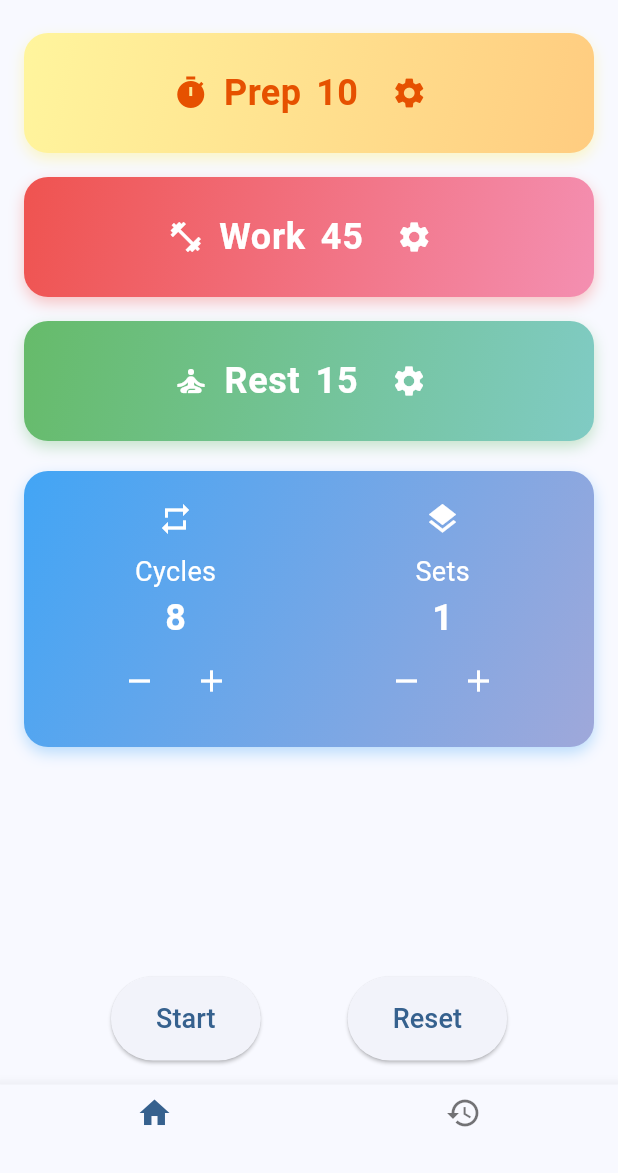
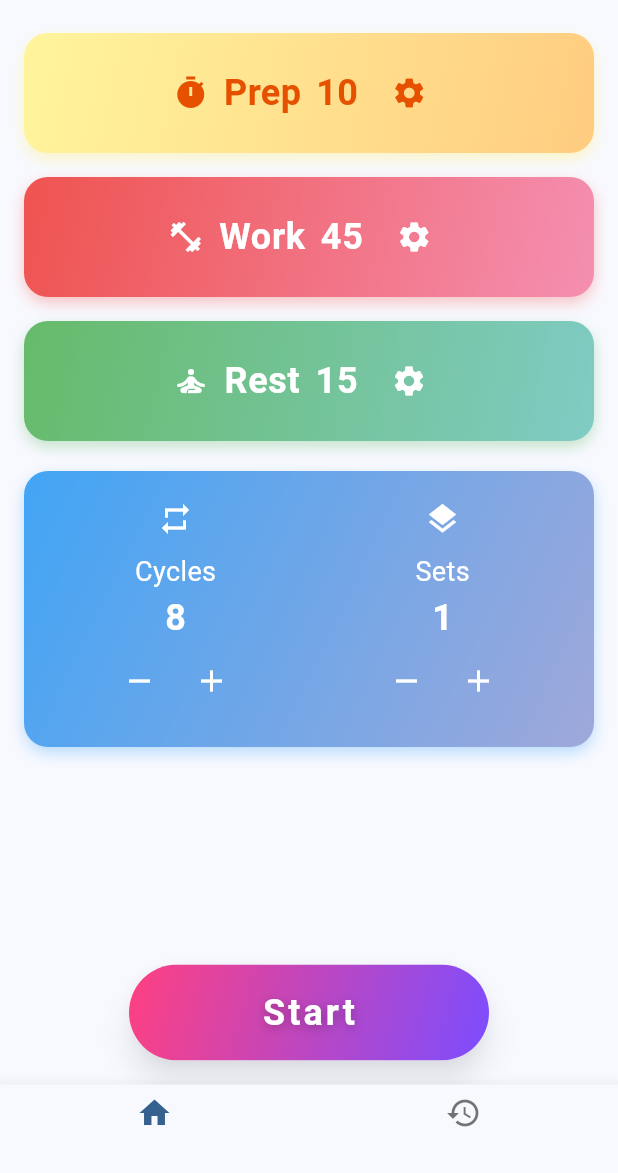
Before and after one commit to brianhsux/TabataApp, a Flutter app: the screen it shows after launch, on a phone screen of 412 x 824 dp, the part 63-1236 px from its top. Run offline on Flutter 3.47's test engine with Material 3 defaults, Android fonts, the phone set to English and light mode, and no system bars; our stand-ins replace audioplayers, shared_preferences, sqflite, stop_watch_timer; accounts and stored records are empty.

Commit message:
UI: Remove reset button, restyle Start button for better appearance and fix text cutoff

```diff
--- a/lib/main.dart
+++ b/lib/main.dart
@@ -23,6 +23,8 @@ void main() {
 }
 
 class TabataApp extends StatelessWidget {
+  const TabataApp({super.key});
+
   @override
   Widget build(BuildContext context) {
     return MaterialApp(
@@ -121,6 +123,8 @@ class TabataState with ChangeNotifier {
 }
 
 class TabataScreen extends StatefulWidget {
+  const TabataScreen({super.key});
+
   @override
   _TabataScreenState createState() => _TabataScreenState();
 }
@@ -1012,20 +1016,52 @@ class _TabataScreenState extends State<TabataScreen> {
           if (showSetup)
             Padding(
               padding: const EdgeInsets.all(16.0),
-              child: Row(
-                mainAxisAlignment: MainAxisAlignment.spaceEvenly,
-                children: [
-                  ElevatedButton(
-                    style: ElevatedButton.styleFrom(padding: EdgeInsets.symmetric(horizontal: 30, vertical: 15)),
+              child: Center(
+                child: SizedBox(
+                  width: 240,
+                  height: 64,
+                  child: ElevatedButton(
+                    style: ElevatedButton.styleFrom(
+                      padding: EdgeInsets.zero, // 讓 Ink 填滿
+                      shape: RoundedRectangleBorder(
+                        borderRadius: BorderRadius.circular(32),
+                      ),
+                      elevation: 8,
+                      backgroundColor: Colors.transparent,
+                      shadowColor: Colors.black45,
+                    ).copyWith(
+                      backgroundColor: MaterialStateProperty.resolveWith<Color?>((states) => null),
+                      foregroundColor: MaterialStateProperty.all(Colors.white),
+                    ),
                     onPressed: _startTimer,
-                    child: Text('Start', style: TextStyle(fontSize: 18)),
+                    child: Ink(
+                      decoration: BoxDecoration(
+                        gradient: LinearGradient(
+                          colors: [Colors.pinkAccent, Colors.deepPurpleAccent],
+                          begin: Alignment.topLeft,
+                          end: Alignment.bottomRight,
+                        ),
+                        borderRadius: BorderRadius.circular(32),
+                      ),
+                      child: Container(
+                        height: 64,
+                        alignment: Alignment.center,
+                        child: Text(
+                          'Start',
+                          style: TextStyle(
+                            fontSize: 24,
+                            fontWeight: FontWeight.bold,
+                            letterSpacing: 2,
+                            color: Colors.white,
+                            shadows: [
+                              Shadow(blurRadius: 8, color: Colors.black26, offset: Offset(0, 2)),
+                            ],
+                          ),
+                        ),
+                      ),
+                    ),
                   ),
-                  ElevatedButton(
-                    style: ElevatedButton.styleFrom(padding: EdgeInsets.symmetric(horizontal: 30, vertical: 15)),
-                    onPressed: _resetTimer,
-                    child: Text('Reset', style: TextStyle(fontSize: 18)),
-                  ),
-                ],
+                ),
               ),
             ),
         ],
```
